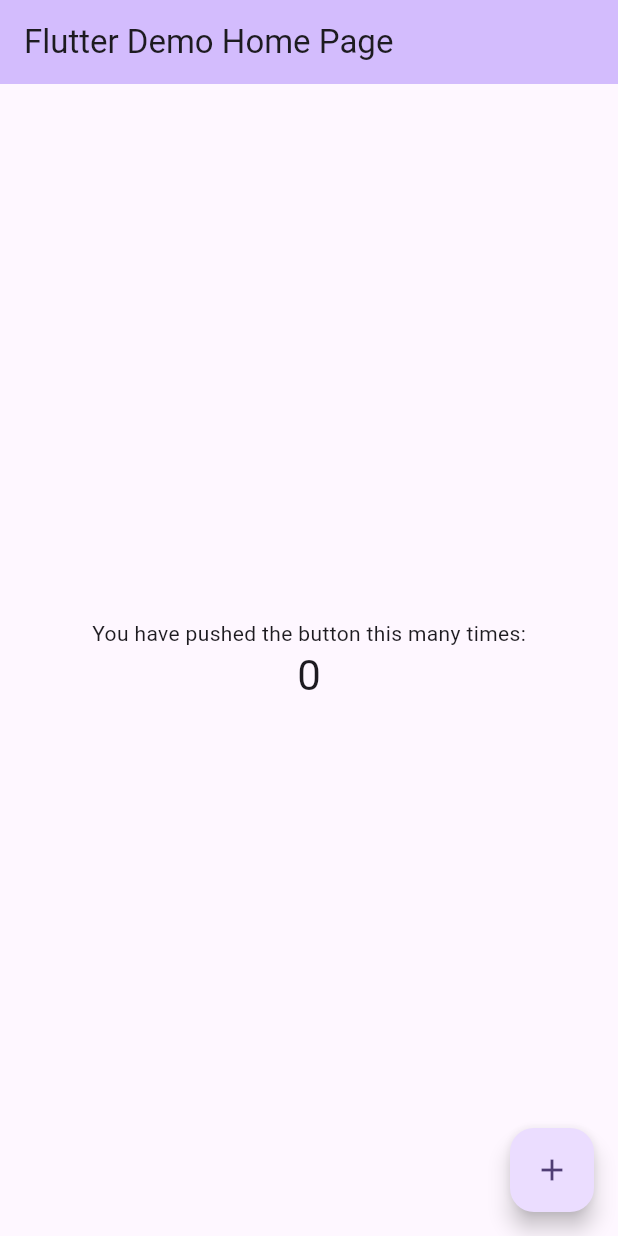
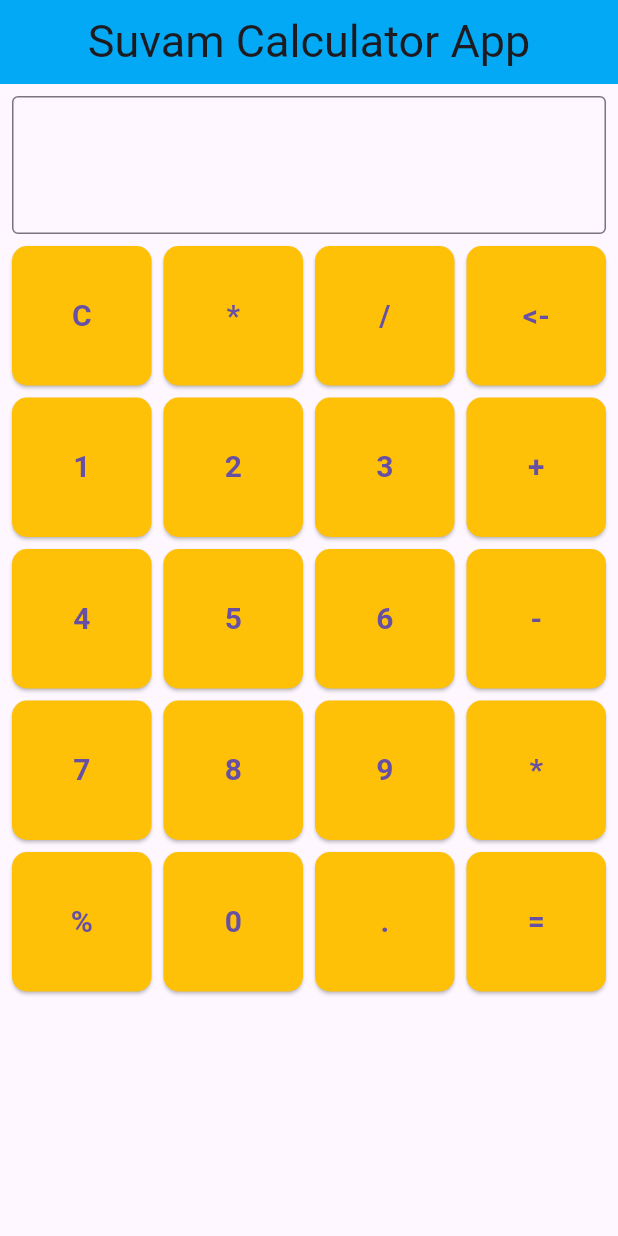
Before and after one commit to SuvamKhadgi/calculator_app, a Flutter app: the screen it shows after launch, on a phone screen of 412 x 824 dp. Run offline on Flutter 3.47's test engine with Material 3 defaults, Android fonts, the phone set to English and light mode, and no system bars.

Commit message:
working calculator

```diff
--- /dev/null
+++ b/lib/calculator_app.dart
@@ -0,0 +1,157 @@
+import 'package:flutter/material.dart';
+
+class CalculatorView extends StatefulWidget {
+  const CalculatorView({super.key});
+
+  @override
+  State<CalculatorView> createState() => _CalculatorViewState();
+}
+
+class _CalculatorViewState extends State<CalculatorView> {
+  final _textController = TextEditingController();
+  List<String> lstSymbols = [
+    "C",
+    "*",
+    "/",
+    "<-",
+    "1",
+    "2",
+    "3",
+    "+",
+    "4",
+    "5",
+    "6",
+    "-",
+    "7",
+    "8",
+    "9",
+    "*",
+    "%",
+    "0",
+    ".",
+    "=",
+  ];
+
+  final _key = GlobalKey<FormState>();
+  double firstNumber = 0;
+  double secondNumber = 0;
+  String operation = "";
+
+  @override
+  Widget build(BuildContext context) {
+    return Scaffold(
+      appBar: AppBar(
+        centerTitle: true,
+        backgroundColor: Colors.lightBlue,
+        title: const Text(
+          'Suvam Calculator App',
+          style: TextStyle(fontSize: 30),
+        ),
+      ),
+      body: Padding(
+        padding: const EdgeInsets.all(8.0),
+        child: Form(
+          key: _key,
+          child: Column(
+            children: [
+              TextFormField(
+                textDirection: TextDirection.rtl,
+                controller: _textController,
+                decoration: const InputDecoration(
+                  border: OutlineInputBorder(),
+                ),
+                style: const TextStyle(
+                  fontSize: 40,
+                  fontWeight: FontWeight.bold,
+                ),
+              ),
+              const SizedBox(
+                height: 8,
+              ),
+              Expanded(
+                child: GridView.builder(
+                  gridDelegate: const SliverGridDelegateWithFixedCrossAxisCount(
+                    crossAxisCount: 4,
+                    crossAxisSpacing: 8.0,
+                    mainAxisSpacing: 8.0,
+                  ),
+                  itemCount: lstSymbols.length,
+                  itemBuilder: (context, index) {
+                    return ElevatedButton(
+                      style: ElevatedButton.styleFrom(
+                        backgroundColor: Colors.amber,
+                        shape: RoundedRectangleBorder(
+                          borderRadius: BorderRadius.circular(10),
+                        ),
+                      ),
+                      onPressed: () {
+                        String symbol = lstSymbols[index];
+                        if (symbol == "C") {
+                          _textController.text = "";
+                          firstNumber = 0;
+                          secondNumber = 0;
+                          operation = "";
+                        } else if (symbol == "<-") {
+                          if (_textController.text.isNotEmpty) {
+                            _textController.text = _textController.text
+                                .substring(0, _textController.text.length - 1);
+                          }
+                        } else if (symbol == "+" ||
+                            symbol == "-" ||
+                            symbol == "*" ||
+                            symbol == "/" ||
+                            symbol == "%") {
+                          if (_textController.text.isNotEmpty) {
+                            firstNumber = double.parse(_textController.text);
+                            operation = symbol;
+                            _textController.text = "";
+                          }
+                        } else if (symbol == "=") {
+                          if (_textController.text.isNotEmpty &&
+                              operation.isNotEmpty) {
+                            secondNumber = double.parse(_textController.text);
+                            double result = 0;
+                            switch (operation) {
+                              case "+":
+                                result = firstNumber + secondNumber;
+                                break;
+                              case "-":
+                                result = firstNumber - secondNumber;
+                                break;
+                              case "*":
+                                result = firstNumber * secondNumber;
+                                break;
+                              case "/":
+                                result = secondNumber != 0
+                                    ? firstNumber / secondNumber
+                                    : double.nan;
+                                break;
+                              case "%":
+                                result = firstNumber % secondNumber;
+                                break;
+                            }
+                            _textController.text = result.toString();
+                            operation = "";
+                          }
+                        } else {
+                          _textController.text += symbol;
+                        }
+                      },
+                      child: Text(
+                        lstSymbols[index],
+                        style: const TextStyle(
+                          fontSize: 20,
+                          fontWeight: FontWeight.bold,
+                        ),
+                      ),
+                    );
+                  },
+                ),
+              ),
+            ],
+          ),
+        ),
+      ),
+    );
+  }
+}
--- a/lib/main.dart
+++ b/lib/main.dart
@@ -1,3 +1,4 @@
+import 'package:calculator_app/calculator_app.dart';
 import 'package:flutter/material.dart';
 
 void main() {
@@ -10,116 +11,6 @@ class MyApp extends StatelessWidget {
   // This widget is the root of your application.
   @override
   Widget build(BuildContext context) {
-    return MaterialApp(
-      title: 'Flutter Demo',
-      theme: ThemeData(
-        // This is the theme of your application.
-        //
-        // TRY THIS: Try running your application with "flutter run". You'll see
-        // the application has a purple toolbar. Then, without quitting the app,
-        // try changing the seedColor in the colorScheme below to Colors.green
-        // and then invoke "hot reload" (save your changes or press the "hot
-        // reload" button in a Flutter-supported IDE, or press "r" if you used
-        // the command line to start the app).
-        //
-        // Notice that the counter didn't reset back to zero; the application
-        // state is not lost during the reload. To reset the state, use hot
-        // restart instead.
-        //
-        // This works for code too, not just values: Most code changes can be
-        // tested with just a hot reload.
-        colorScheme: ColorScheme.fromSeed(seedColor: Colors.deepPurple),
-        useMaterial3: true,
-      ),
-      home: const MyHomePage(title: 'Flutter Demo Home Page'),
-    );
+    return const MaterialApp(home: CalculatorView());
   }
 }
-
-class MyHomePage extends StatefulWidget {
-  const MyHomePage({super.key, required this.title});
-
-  // This widget is the home page of your application. It is stateful, meaning
-  // that it has a State object (defined below) that contains fields that affect
-  // how it looks.
-
-  // This class is the configuration for the state. It holds the values (in this
-  // case the title) provided by the parent (in this case the App widget) and
-  // used by the build method of the State. Fields in a Widget subclass are
-  // always marked "final".
-
-  final String title;
-
-  @override
-  State<MyHomePage> createState() => _MyHomePageState();
-}
-
-class _MyHomePageState extends State<MyHomePage> {
-  int _counter = 0;
-
-  void _incrementCounter() {
-    setState(() {
-      // This call to setState tells the Flutter framework that something has
-      // changed in this State, which causes it to rerun the build method below
-      // so that the display can reflect the updated values. If we changed
-      // _counter without calling setState(), then the build method would not be
-      // called again, and so nothing would appear to happen.
-      _counter++;
-    });
-  }
-
-  @override
-  Widget build(BuildContext context) {
-    // This method is rerun every time setState is called, for instance as done
-    // by the _incrementCounter method above.
-    //
-    // The Flutter framework has been optimized to make rerunning build methods
-    // fast, so that you can just rebuild anything that needs updating rather
-    // than having to individually change instances of widgets.
-    return Scaffold(
-      appBar: AppBar(
-        // TRY THIS: Try changing the color here to a specific color (to
-        // Colors.amber, perhaps?) and trigger a hot reload to see the AppBar
-        // change color while the other colors stay the same.
-        backgroundColor: Theme.of(context).colorScheme.inversePrimary,
-        // Here we take the value from the MyHomePage object that was created by
-        // the App.build method, and use it to set our appbar title.
-        title: Text(widget.title),
-      ),
-      body: Center(
-        // Center is a layout widget. It takes a single child and positions it
-        // in the middle of the parent.
-        child: Column(
-          // Column is also a layout widget. It takes a list of children and
-          // arranges them vertically. By default, it sizes itself to fit its
-          // children horizontally, and tries to be as tall as its parent.
-          //
-          // Column has various properties to control how it sizes itself and
-          // how it positions its children. Here we use mainAxisAlignment to
-          // center the children vertically; the main axis here is the vertical
-          // axis because Columns are vertical (the cross axis would be
-          // horizontal).
-          //
-          // TRY THIS: Invoke "debug painting" (choose the "Toggle Debug Paint"
-          // action in the IDE, or press "p" in the console), to see the
-          // wireframe for each widget.
-          mainAxisAlignment: MainAxisAlignment.center,
-          children: <Widget>[
-            const Text(
-              'You have pushed the button this many times:',
-            ),
-            Text(
-              '$_counter',
-              style: Theme.of(context).textTheme.headlineMedium,
-            ),
-          ],
-        ),
-      ),
-      floatingActionButton: FloatingActionButton(
-        onPressed: _incrementCounter,
-        tooltip: 'Increment',
-        child: const Icon(Icons.add),
-      ), // This trailing comma makes auto-formatting nicer for build methods.
-    );
-  }
-}
```
